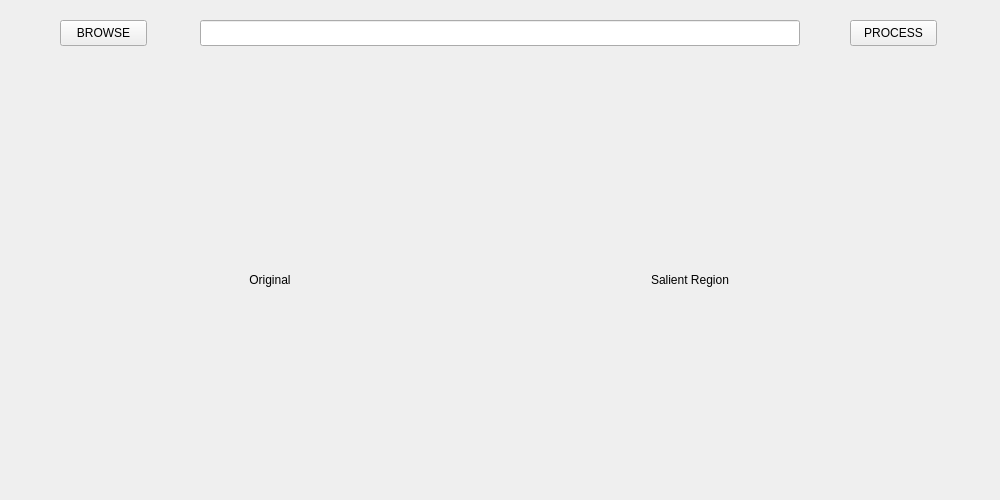
Acytoo/salient-object-detection, file client/simple_gui/mainwindow.ui: the form before one commit.
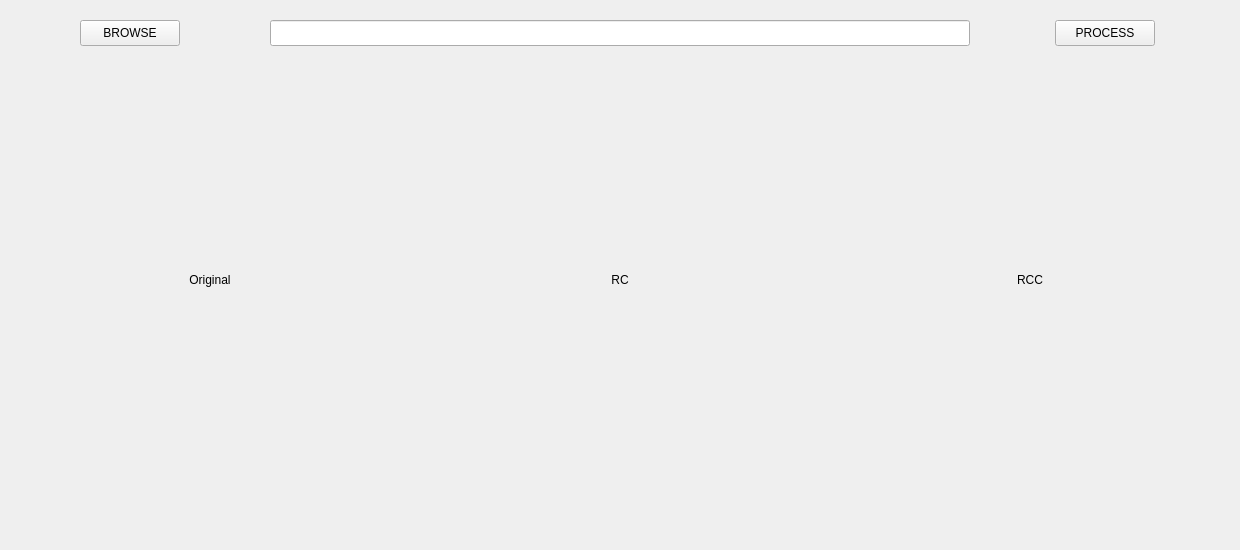
The form after the commit.

```diff
--- a/client/simple_gui/mainwindow.ui
+++ b/client/simple_gui/mainwindow.ui
@@ -6,8 +6,8 @@
    <rect>
     <x>0</x>
     <y>0</y>
-    <width>1000</width>
-    <height>500</height>
+    <width>1240</width>
+    <height>550</height>
    </rect>
   </property>
   <property name="sizePolicy">
@@ -29,9 +29,9 @@
    <widget class="QPushButton" name="btn_browse">
     <property name="geometry">
      <rect>
-      <x>60</x>
+      <x>80</x>
       <y>20</y>
-      <width>87</width>
+      <width>100</width>
       <height>26</height>
      </rect>
     </property>
@@ -42,9 +42,9 @@
    <widget class="QPushButton" name="btn_process">
     <property name="geometry">
      <rect>
-      <x>850</x>
+      <x>1055</x>
       <y>20</y>
-      <width>87</width>
+      <width>100</width>
       <height>26</height>
      </rect>
     </property>
@@ -55,9 +55,9 @@
    <widget class="QLineEdit" name="edit_file_path">
     <property name="geometry">
      <rect>
-      <x>200</x>
+      <x>270</x>
       <y>20</y>
-      <width>600</width>
+      <width>700</width>
       <height>26</height>
      </rect>
     </property>
@@ -65,7 +65,7 @@
    <widget class="QLabel" name="label_img_ori">
     <property name="geometry">
      <rect>
-      <x>70</x>
+      <x>10</x>
       <y>80</y>
       <width>400</width>
       <height>400</height>
@@ -93,7 +93,7 @@
    <widget class="QLabel" name="label_img_rc">
     <property name="geometry">
      <rect>
-      <x>490</x>
+      <x>420</x>
       <y>80</y>
       <width>400</width>
       <height>400</height>
@@ -112,12 +112,115 @@
      </size>
     </property>
     <property name="text">
-     <string>Salient Region</string>
+     <string>RC</string>
     </property>
     <property name="alignment">
      <set>Qt::AlignCenter</set>
     </property>
    </widget>
+   <widget class="QLabel" name="label_img_rcc">
+    <property name="geometry">
+     <rect>
+      <x>830</x>
+      <y>80</y>
+      <width>400</width>
+      <height>400</height>
+     </rect>
+    </property>
+    <property name="sizePolicy">
+     <sizepolicy hsizetype="Fixed" vsizetype="Fixed">
+      <horstretch>0</horstretch>
+      <verstretch>0</verstretch>
+     </sizepolicy>
+    </property>
+    <property name="minimumSize">
+     <size>
+      <width>400</width>
+      <height>400</height>
+     </size>
+    </property>
+    <property name="text">
+     <string>RCC</string>
+    </property>
+    <property name="alignment">
+     <set>Qt::AlignCenter</set>
+    </property>
+   </widget>
+   <widget class="QLabel" name="label_original_path">
+    <property name="geometry">
+     <rect>
+      <x>10</x>
+      <y>500</y>
+      <width>400</width>
+      <height>30</height>
+     </rect>
+    </property>
+    <property name="sizePolicy">
+     <sizepolicy hsizetype="Fixed" vsizetype="Fixed">
+      <horstretch>0</horstretch>
+      <verstretch>0</verstretch>
+     </sizepolicy>
+    </property>
+    <property name="minimumSize">
+     <size>
+      <width>400</width>
+      <height>30</height>
+     </size>
+    </property>
+    <property name="text">
+     <string/>
+    </property>
+   </widget>
+   <widget class="QLabel" name="label_result_rc_path">
+    <property name="geometry">
+     <rect>
+      <x>420</x>
+      <y>500</y>
+      <width>400</width>
+      <height>30</height>
+     </rect>
+    </property>
+    <property name="sizePolicy">
+     <sizepolicy hsizetype="Fixed" vsizetype="Fixed">
+      <horstretch>0</horstretch>
+      <verstretch>0</verstretch>
+     </sizepolicy>
+    </property>
+    <property name="minimumSize">
+     <size>
+      <width>400</width>
+      <height>30</height>
+     </size>
+    </property>
+    <property name="text">
+     <string/>
+    </property>
+   </widget>
+   <widget class="QLabel" name="label_result_rcc_path">
+    <property name="geometry">
+     <rect>
+      <x>830</x>
+      <y>500</y>
+      <width>400</width>
+      <height>30</height>
+     </rect>
+    </property>
+    <property name="sizePolicy">
+     <sizepolicy hsizetype="Fixed" vsizetype="Fixed">
+      <horstretch>0</horstretch>
+      <verstretch>0</verstretch>
+     </sizepolicy>
+    </property>
+    <property name="minimumSize">
+     <size>
+      <width>400</width>
+      <height>30</height>
+     </size>
+    </property>
+    <property name="text">
+     <string/>
+    </property>
+   </widget>
   </widget>
  </widget>
  <layoutdefault spacing="6" margin="11"/>
```
